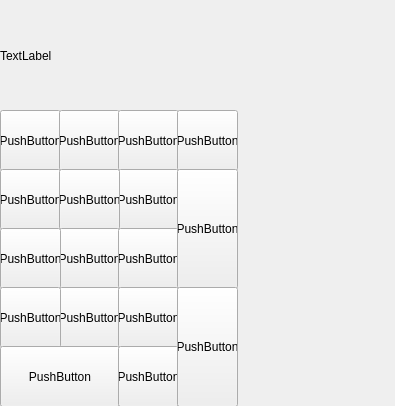
VladimirEponeshnikov/Calculator, file calculator/Calculator/mainwindow.ui: the form before one commit.
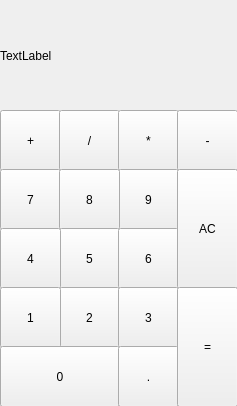
The form after the commit.

Patch:
```diff
--- a/calculator/Calculator/mainwindow.ui
+++ b/calculator/Calculator/mainwindow.ui
@@ -6,7 +6,7 @@
    <rect>
     <x>0</x>
     <y>0</y>
-    <width>395</width>
+    <width>237</width>
     <height>406</height>
    </rect>
   </property>
@@ -37,7 +37,7 @@
      </rect>
     </property>
     <property name="text">
-     <string>PushButton</string>
+     <string>+</string>
     </property>
    </widget>
    <widget class="QPushButton" name="pushButton_2">
@@ -50,7 +50,7 @@
      </rect>
     </property>
     <property name="text">
-     <string>PushButton</string>
+     <string>/</string>
     </property>
    </widget>
    <widget class="QPushButton" name="pushButton_3">
@@ -63,7 +63,7 @@
      </rect>
     </property>
     <property name="text">
-     <string>PushButton</string>
+     <string>*</string>
     </property>
    </widget>
    <widget class="QPushButton" name="pushButton_4">
@@ -76,7 +76,7 @@
      </rect>
     </property>
     <property name="text">
-     <string>PushButton</string>
+     <string>-</string>
     </property>
    </widget>
    <widget class="QPushButton" name="pushButton_5">
@@ -89,7 +89,7 @@
      </rect>
     </property>
     <property name="text">
-     <string>PushButton</string>
+     <string>9</string>
     </property>
    </widget>
    <widget class="QPushButton" name="pushButton_6">
@@ -102,7 +102,7 @@
      </rect>
     </property>
     <property name="text">
-     <string>PushButton</string>
+     <string>7</string>
     </property>
    </widget>
    <widget class="QPushButton" name="pushButton_7">
@@ -115,7 +115,7 @@
      </rect>
     </property>
     <property name="text">
-     <string>PushButton</string>
+     <string>8</string>
     </property>
    </widget>
    <widget class="QPushButton" name="pushButton_8">
@@ -128,7 +128,7 @@
      </rect>
     </property>
     <property name="text">
-     <string>PushButton</string>
+     <string>5</string>
     </property>
    </widget>
    <widget class="QPushButton" name="pushButton_9">
@@ -141,7 +141,7 @@
      </rect>
     </property>
     <property name="text">
-     <string>PushButton</string>
+     <string>4</string>
     </property>
    </widget>
    <widget class="QPushButton" name="pushButton_10">
@@ -154,7 +154,7 @@
      </rect>
     </property>
     <property name="text">
-     <string>PushButton</string>
+     <string>6</string>
     </property>
    </widget>
    <widget class="QPushButton" name="pushButton_11">
@@ -167,7 +167,7 @@
      </rect>
     </property>
     <property name="text">
-     <string>PushButton</string>
+     <string>2</string>
     </property>
    </widget>
    <widget class="QPushButton" name="pushButton_12">
@@ -180,7 +180,7 @@
      </rect>
     </property>
     <property name="text">
-     <string>PushButton</string>
+     <string>3</string>
     </property>
    </widget>
    <widget class="QPushButton" name="pushButton_13">
@@ -193,7 +193,7 @@
      </rect>
     </property>
     <property name="text">
-     <string>PushButton</string>
+     <string>1</string>
     </property>
    </widget>
    <widget class="QPushButton" name="pushButton_14">
@@ -206,7 +206,7 @@
      </rect>
     </property>
     <property name="text">
-     <string>PushButton</string>
+     <string>0</string>
     </property>
    </widget>
    <widget class="QPushButton" name="pushButton_15">
@@ -219,7 +219,7 @@
      </rect>
     </property>
     <property name="text">
-     <string>PushButton</string>
+     <string>.</string>
     </property>
    </widget>
    <widget class="QPushButton" name="pushButton_16">
@@ -232,7 +232,7 @@
      </rect>
     </property>
     <property name="text">
-     <string>PushButton</string>
+     <string>AC</string>
     </property>
    </widget>
    <widget class="QPushButton" name="pushButton_17">
@@ -245,7 +245,7 @@
      </rect>
     </property>
     <property name="text">
-     <string>PushButton</string>
+     <string>=</string>
     </property>
    </widget>
   </widget>
```
